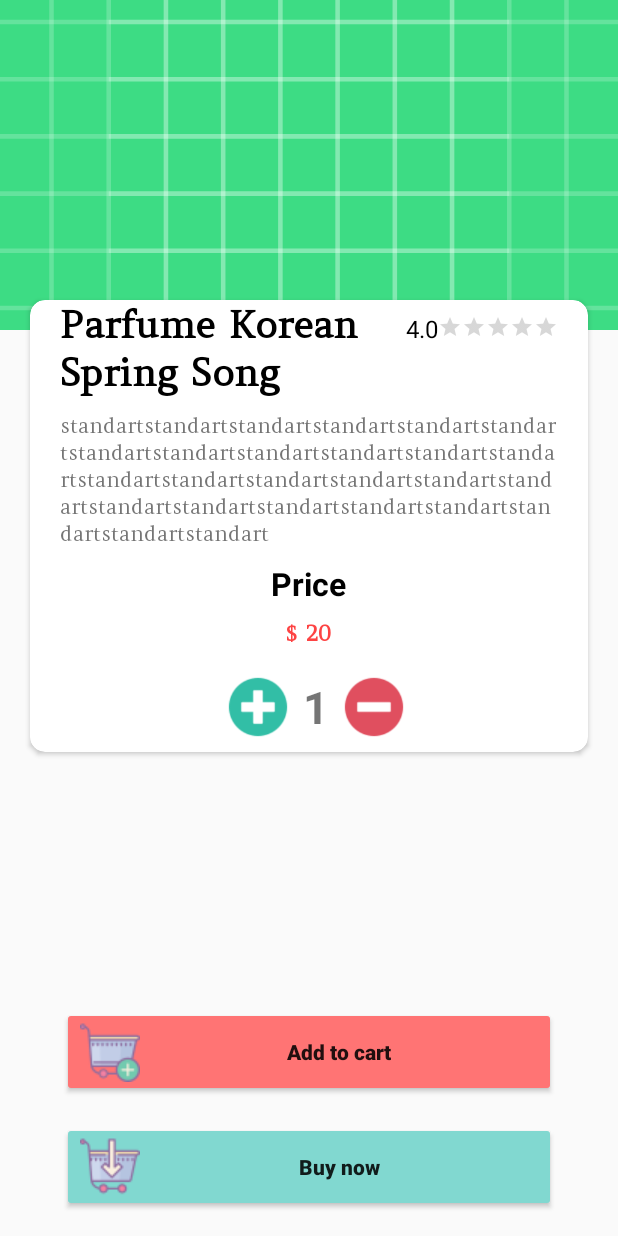
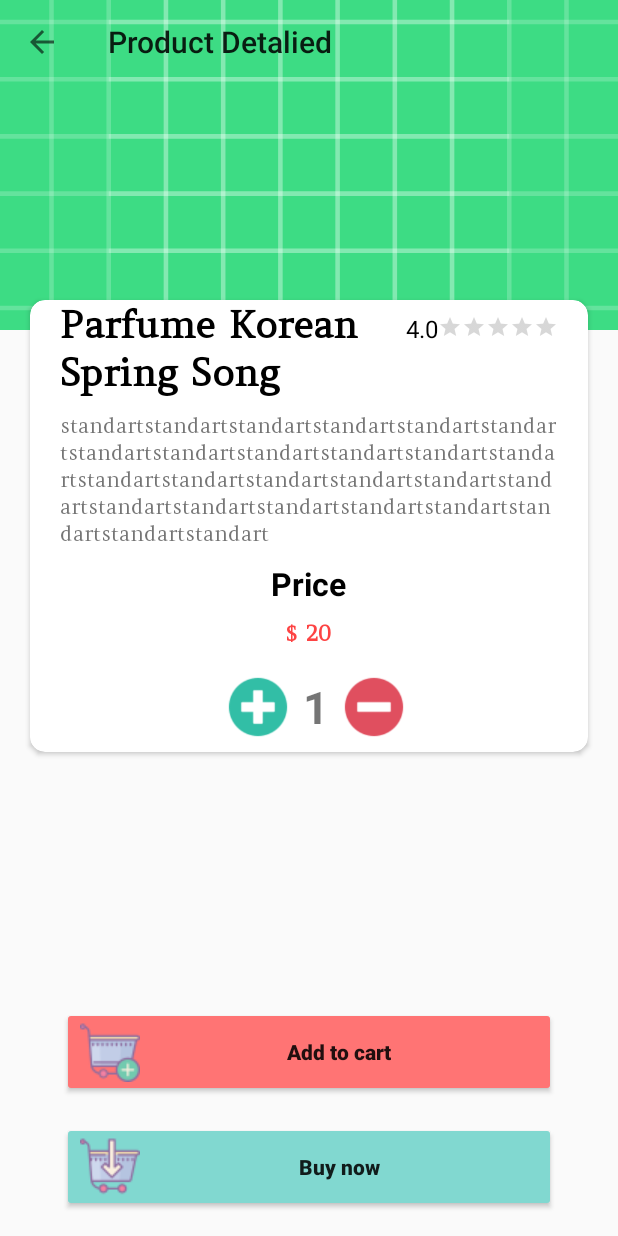
Before and after one commit to YYEg/EKawaiiShop, an Android app: the DetailedActivity screen opened directly, with no data from a screen before it, on a phone screen of 412 x 824 dp. Run offline under Robolectric (Android 15) with nearby library versions, the phone set to English and light mode, and no system bars; our stand-ins replace Firebase (no records; nobody signed in at launch, a user with empty details on screens opened directly).

Commit message:
toolbar on show all and detailed

```diff
--- a/app/src/main/java/com/yy/ekawaiishop/activity/DetailedActivity.java
+++ b/app/src/main/java/com/yy/ekawaiishop/activity/DetailedActivity.java
@@ -2,6 +2,7 @@
 
 import androidx.annotation.NonNull;
 import androidx.appcompat.app.AppCompatActivity;
+import androidx.appcompat.widget.Toolbar;
 
 import android.os.Bundle;
 import android.view.View;
@@ -31,6 +32,7 @@
     TextView rating, name, description, price, quantity;
     Button addToCart, buyNow;
     ImageView addItems, removeItems;
+    Toolbar toolbar;
 
     int totalQuantity = 1;
     int totalPrice = 0;
@@ -55,6 +57,11 @@
 
         firestore = FirebaseFirestore.getInstance();
         auth = FirebaseAuth.getInstance();
+
+        toolbar = findViewById(R.id.detailed_toolbar);
+        setSupportActionBar(toolbar);
+        getSupportActionBar().setDisplayHomeAsUpEnabled(true);
+
 
         final Object obj = getIntent().getSerializableExtra("detailed");
 
--- a/app/src/main/res/layout/activity_detailed.xml
+++ b/app/src/main/res/layout/activity_detailed.xml
@@ -15,6 +15,16 @@
         app:layout_constraintTop_toTopOf="parent"
         android:src="@drawable/ic_launcher_background"
         android:scaleType="centerCrop"/>
+
+    <androidx.appcompat.widget.Toolbar
+        android:id="@+id/detailed_toolbar"
+        android:layout_width="match_parent"
+        android:layout_height="wrap_content"
+        app:title="Product Detalied"
+        app:layout_constraintStart_toStartOf="parent"
+        app:layout_constraintEnd_toEndOf="parent"
+        app:layout_constraintTop_toTopOf="parent"/>
+
 
     <androidx.cardview.widget.CardView
         android:id="@+id/cardView"
```
Also changed, not shown: app/src/main/java/com/yy/ekawaiishop/activity/ShowAllActivity.java (+7 -0 lines), app/src/main/res/layout/activity_show_all.xml (+13 -1 lines).
